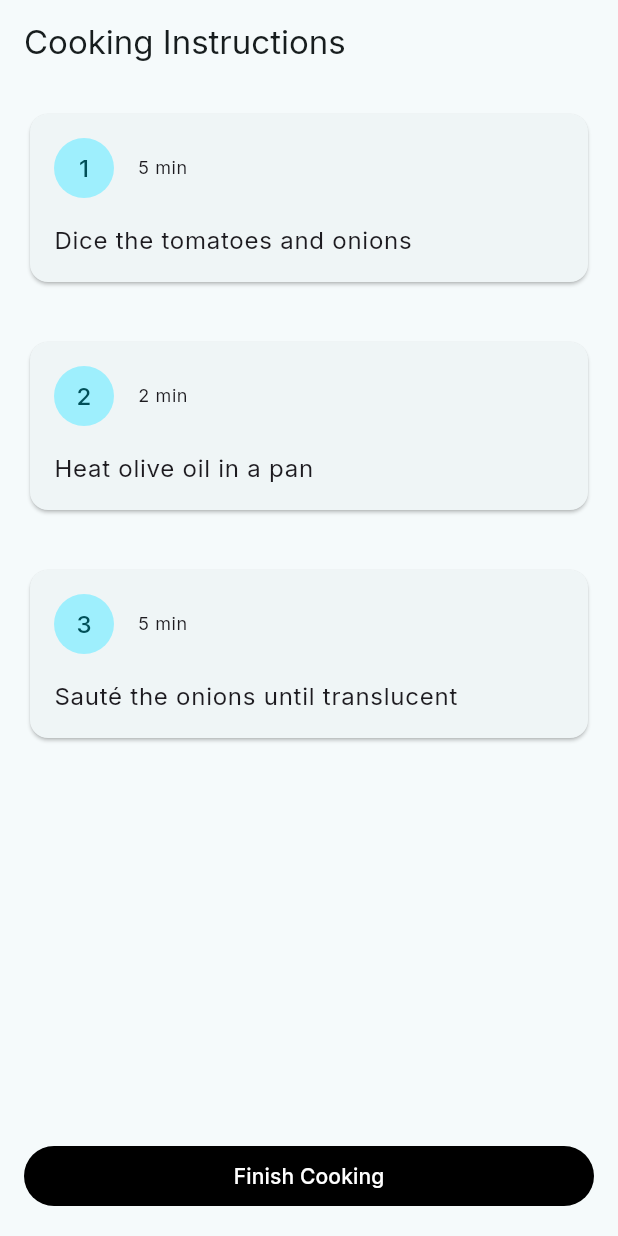
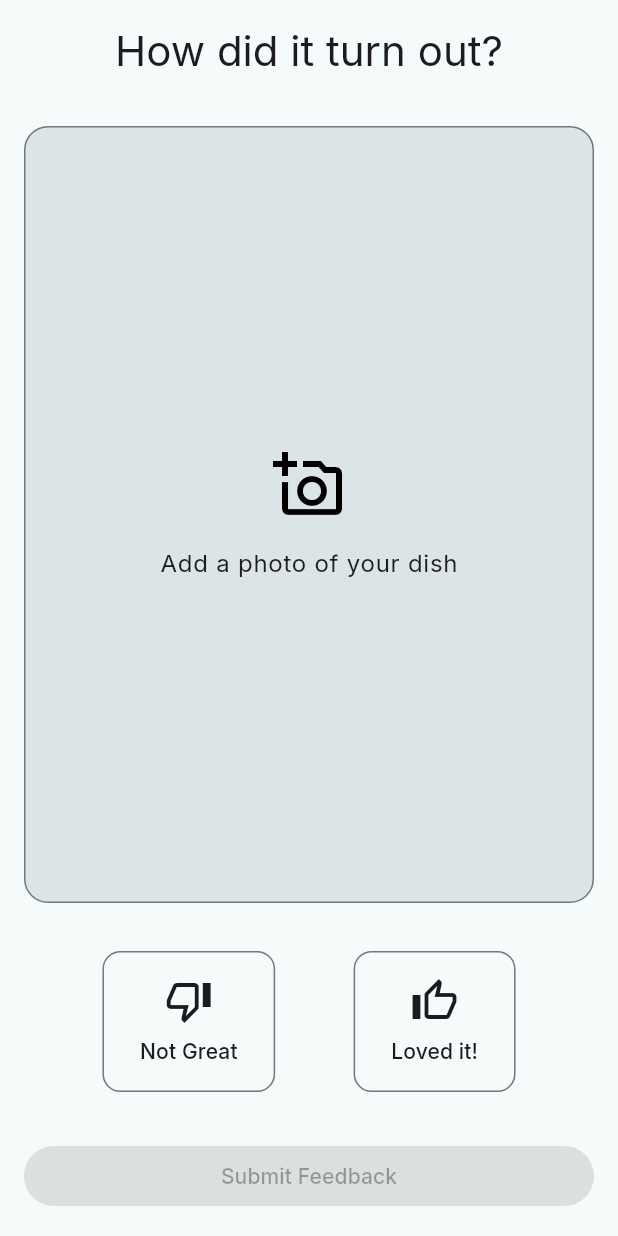
Before and after one commit to joshuadeguzman/demo_chef_ai, a Flutter app: the CookingScreen screen opened by its route, after a tap on "Finish Cooking", on a phone screen of 412 x 824 dp. Run offline on Flutter 3.47's test engine with Material 3 defaults, Android fonts, the phone set to English and light mode, and no system bars; our stand-ins replace firebase_core, go_router, google_fonts; accounts and stored records are empty.

Commit message:
feat: Add feedback screen

```diff
--- a/lib/main.dart
+++ b/lib/main.dart
@@ -6,6 +6,7 @@ import 'package:google_fonts/google_fonts.dart';
 import 'screens/prompt_screen.dart';
 import 'screens/recipe_list_screen.dart';
 import 'screens/cooking_screen.dart';
+import 'screens/feedback_screen.dart';
 
 Future<void> main() async {
   WidgetsFlutterBinding.ensureInitialized();
@@ -54,5 +55,9 @@ final _router = GoRouter(
       path: '/cooking',
       builder: (context, state) => const CookingScreen(),
     ),
+    GoRoute(
+      path: '/feedback',
+      builder: (context, state) => const FeedbackScreen(),
+    ),
   ],
 );
--- a/lib/screens/cooking_screen.dart
+++ b/lib/screens/cooking_screen.dart
@@ -1,5 +1,6 @@
 import 'package:flutter/material.dart';
 import '../models/recipe.dart';
+import 'package:go_router/go_router.dart';
 
 class CookingScreen extends StatelessWidget {
   const CookingScreen({super.key});
@@ -75,7 +76,7 @@ class CookingScreen extends StatelessWidget {
               child: SizedBox(
                 width: double.infinity,
                 child: FilledButton(
-                  onPressed: () => Navigator.of(context).popUntil((route) => route.isFirst),
+                  onPressed: () => context.push('/feedback'),
                   child: const Text('Finish Cooking'),
                 ),
               ),
--- /dev/null
+++ b/lib/screens/feedback_screen.dart
@@ -0,0 +1,164 @@
+import 'package:flutter/material.dart';
+import 'package:go_router/go_router.dart';
+import 'dart:io';
+
+class FeedbackScreen extends StatefulWidget {
+  const FeedbackScreen({super.key});
+
+  @override
+  State<FeedbackScreen> createState() => _FeedbackScreenState();
+}
+
+class _FeedbackScreenState extends State<FeedbackScreen> {
+  File? _image;
+  bool? _isPositiveFeedback;
+
+  @override
+  Widget build(BuildContext context) {
+    return Scaffold(
+      body: SafeArea(
+        child: Padding(
+          padding: const EdgeInsets.all(16.0),
+          child: Column(
+            crossAxisAlignment: CrossAxisAlignment.stretch,
+            children: [
+              Text(
+                'How did it turn out?',
+                style: Theme.of(context).textTheme.headlineMedium,
+                textAlign: TextAlign.center,
+              ),
+              const SizedBox(height: 32),
+              Expanded(
+                child: GestureDetector(
+                  onTap: () {
+                    // Implement image picker
+                  },
+                  child: Container(
+                    decoration: BoxDecoration(
+                      color: Theme.of(context).colorScheme.surfaceVariant,
+                      borderRadius: BorderRadius.circular(16),
+                      border: Border.all(
+                        color: Theme.of(context).colorScheme.outline,
+                        width: 1,
+                      ),
+                    ),
+                    child: _image != null
+                        ? ClipRRect(
+                            borderRadius: BorderRadius.circular(16),
+                            child: Image.file(
+                              _image!,
+                              fit: BoxFit.cover,
+                            ),
+                          )
+                        : Column(
+                            mainAxisAlignment: MainAxisAlignment.center,
+                            children: [
+                              Icon(
+                                Icons.add_a_photo_outlined,
+                                size: 48,
+                                color: Theme.of(context).colorScheme.primary,
+                              ),
+                              const SizedBox(height: 16),
+                              Text(
+                                'Add a photo of your dish',
+                                style: Theme.of(context).textTheme.bodyLarge,
+                              ),
+                            ],
+                          ),
+                  ),
+                ),
+              ),
+              const SizedBox(height: 32),
+              Row(
+                mainAxisAlignment: MainAxisAlignment.spaceEvenly,
+                children: [
+                  _FeedbackButton(
+                    icon: Icons.thumb_down_outlined,
+                    label: 'Not Great',
+                    isSelected: _isPositiveFeedback == false,
+                    onTap: () => setState(() => _isPositiveFeedback = false),
+                  ),
+                  _FeedbackButton(
+                    icon: Icons.thumb_up_outlined,
+                    label: 'Loved it!',
+                    isSelected: _isPositiveFeedback == true,
+                    onTap: () => setState(() => _isPositiveFeedback = true),
+                  ),
+                ],
+              ),
+              const SizedBox(height: 32),
+              FilledButton(
+                onPressed: _isPositiveFeedback != null
+                    ? () {
+                        // Submit feedback and return to home
+                        context.go('/');
+                      }
+                    : null,
+                child: const Text('Submit Feedback'),
+              ),
+            ],
+          ),
+        ),
+      ),
+    );
+  }
+}
+
+class _FeedbackButton extends StatelessWidget {
+  final IconData icon;
+  final String label;
+  final bool isSelected;
+  final VoidCallback onTap;
+
+  const _FeedbackButton({
+    required this.icon,
+    required this.label,
+    required this.isSelected,
+    required this.onTap,
+  });
+
+  @override
+  Widget build(BuildContext context) {
+    return GestureDetector(
+      onTap: onTap,
+      child: AnimatedContainer(
+        duration: const Duration(milliseconds: 200),
+        padding: const EdgeInsets.symmetric(
+          horizontal: 24,
+          vertical: 16,
+        ),
+        decoration: BoxDecoration(
+          color: isSelected
+              ? Theme.of(context).colorScheme.primaryContainer
+              : Theme.of(context).colorScheme.surface,
+          borderRadius: BorderRadius.circular(12),
+          border: Border.all(
+            color: isSelected
+                ? Theme.of(context).colorScheme.primary
+                : Theme.of(context).colorScheme.outline,
+          ),
+        ),
+        child: Column(
+          children: [
+            Icon(
+              icon,
+              size: 32,
+              color: isSelected
+                  ? Theme.of(context).colorScheme.primary
+                  : Theme.of(context).colorScheme.onSurface,
+            ),
+            const SizedBox(height: 8),
+            Text(
+              label,
+              style: Theme.of(context).textTheme.labelLarge?.copyWith(
+                    color: isSelected
+                        ? Theme.of(context).colorScheme.primary
+                        : Theme.of(context).colorScheme.onSurface,
+                  ),
+            ),
+          ],
+        ),
+      ),
+    );
+  }
+}
```
